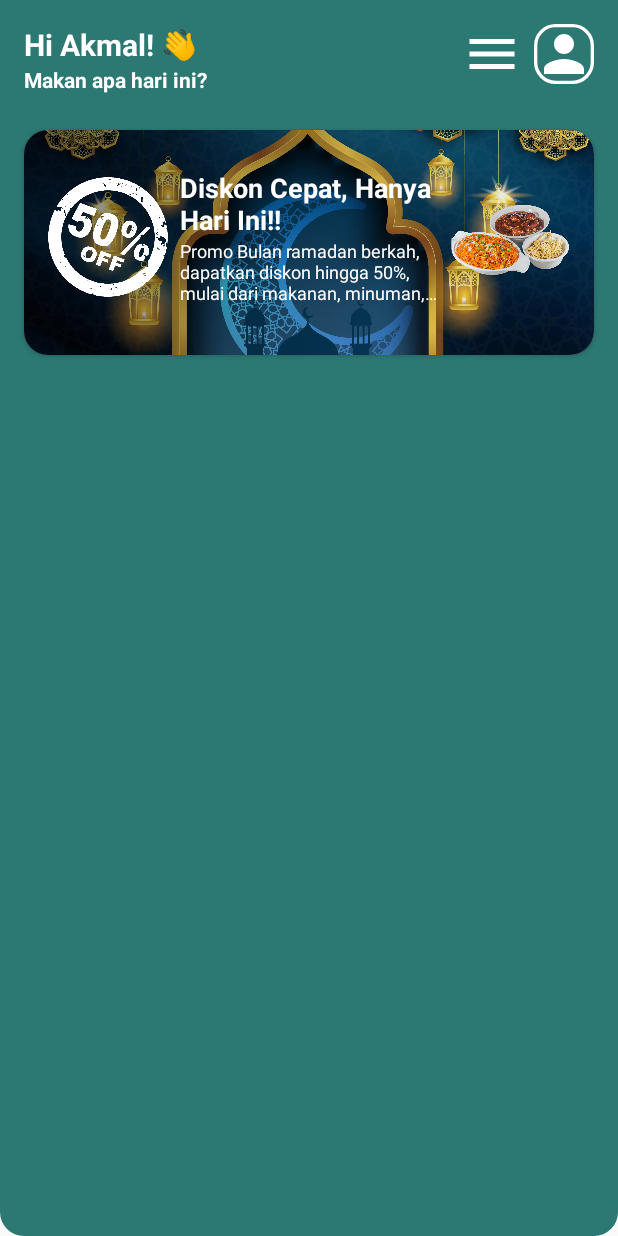
After one commit to akmalinnn/24001084-km6-akm-warungpenyet-ch3, an Android app: the layout layout_header.xml on its own in the app's theme, with its tools: preview values and no code run, on a phone screen of 412 x 824 dp. The commit adds this screen. Run offline under Robolectric (Android 15) with nearby library versions, the light colour scheme and no system bars.

Commit message:
[Task-1] Adding header and banner

```diff
--- /dev/null
+++ b/app/src/main/res/drawable/bg_black_gradient_banner.xml
@@ -0,0 +1,9 @@
+<?xml version="1.0" encoding="utf-8"?>
+    <shape xmlns:android="http://schemas.android.com/apk/res/android">
+        <gradient
+            android:startColor="#00000000"
+            android:endColor="#80000000"
+            android:angle="180"
+            android:dither="true"
+            />
+    </shape>
--- /dev/null
+++ b/app/src/main/res/drawable/bg_header.xml
@@ -0,0 +1,8 @@
+<?xml version="1.0" encoding="utf-8"?>
+<shape xmlns:android="http://schemas.android.com/apk/res/android">
+    <solid android:color="#2C7873"/>
+    <corners android:topLeftRadius="0dp"
+        android:topRightRadius="0dp"
+        android:bottomLeftRadius="16dp"
+        android:bottomRightRadius="16dp"/>
+</shape>
--- /dev/null
+++ b/app/src/main/res/drawable/ic_menu.xml
@@ -0,0 +1,5 @@
+<vector android:height="24dp" android:tint="#FFFFFF"
+    android:viewportHeight="24" android:viewportWidth="24"
+    android:width="24dp" xmlns:android="http://schemas.android.com/apk/res/android">
+    <path android:fillColor="@android:color/white" android:pathData="M3,18h18v-2L3,16v2zM3,13h18v-2L3,11v2zM3,6v2h18L21,6L3,6z"/>
+</vector>
--- /dev/null
+++ b/app/src/main/res/drawable/ic_profile.xml
@@ -0,0 +1,30 @@
+<layer-list xmlns:android="http://schemas.android.com/apk/res/android">
+    <!-- Border Shape -->
+    <item>
+        <shape android:shape="rectangle">
+            <solid android:color="@android:color/transparent" />
+            <corners android:radius="8dp" />
+            <stroke
+                android:width="1dp"
+                android:color="@android:color/white" />
+        </shape>
+    </item>
+
+    <item
+        android:width="24dp"
+        android:height="24dp"
+        android:viewportWidth="24"
+        android:viewportHeight="24">
+        <vector
+            android:width="24dp"
+            android:height="24dp"
+            android:viewportWidth="24"
+            android:viewportHeight="24"
+            android:tint="#FFFFFF"
+            xmlns:android="http://schemas.android.com/apk/res/android">
+            <path
+                android:fillColor="@android:color/white"
+                android:pathData="M12,12c2.21,0 4,-1.79 4,-4s-1.79,-4 -4,-4 -4,1.79 -4,4 1.79,4 4,4zM12,14c-2.67,0 -8,1.34 -8,4v2h16v-2c0,-2.66 -5.33,-4 -8,-4z"/>
+        </vector>
+    </item>
+</layer-list>
--- /dev/null
+++ b/app/src/main/res/font/lexend_font.xml
@@ -0,0 +1,13 @@
+<?xml version="1.0" encoding="utf-8"?>
+<font-family xmlns:android="http://schemas.android.com/apk/res/android"
+    xmlns:app="http://schemas.android.com/apk/res-auto">
+    <font
+        android:fontWeight="400"
+        app:font="@font/font_lexend_regular"
+        app:fontStyle="normal" />
+    <font
+        android:font="@font/font_lexend_bold"
+        android:fontWeight="700"
+        app:fontStyle="normal" />
+
+</font-family>
--- /dev/null
+++ b/app/src/main/res/layout/layout_banner.xml
@@ -0,0 +1,88 @@
+<androidx.cardview.widget.CardView xmlns:android="http://schemas.android.com/apk/res/android"
+    xmlns:app="http://schemas.android.com/apk/res-auto"
+    xmlns:tools="http://schemas.android.com/tools"
+    android:layout_width="match_parent"
+    android:layout_height="150dp"
+    android:layout_margin="4dp"
+    app:cardCornerRadius="16dp"
+    app:elevation="4dp">
+
+
+    <FrameLayout
+        android:layout_width="match_parent"
+        android:layout_height="match_parent">
+
+        <ImageView
+            android:layout_width="match_parent"
+            android:layout_height="match_parent"
+            android:scaleType="centerCrop"
+            android:src="@drawable/bg_banner" />
+
+        <View
+            android:layout_width="match_parent"
+            android:layout_height="match_parent"
+            android:background="@drawable/bg_black_gradient_banner" />
+
+        <androidx.constraintlayout.widget.ConstraintLayout
+            android:layout_width="match_parent"
+            android:layout_height="wrap_content"
+            android:layout_marginTop="10dp"
+            android:padding="16dp">
+
+            <ImageView
+                android:id="@+id/iv_food_banner"
+                android:layout_width="80dp"
+                android:layout_height="80dp"
+                android:foregroundGravity="center"
+                android:scaleType="fitCenter"
+                android:src="@drawable/ic_food_banner"
+                app:layout_constraintBottom_toBottomOf="parent"
+                app:layout_constraintEnd_toEndOf="parent" />
+
+            <ImageView
+                android:id="@+id/iv_icon_banner"
+                android:layout_width="80dp"
+                android:layout_height="80dp"
+                android:foregroundGravity="center"
+                android:scaleType="fitCenter"
+                android:src="@drawable/ic_discount_banner"
+                app:layout_constraintBottom_toBottomOf="parent"
+                app:layout_constraintStart_toStartOf="parent"
+                app:layout_constraintTop_toTopOf="parent"
+                app:tint="@android:color/white" />
+
+
+            <TextView
+                android:id="@+id/tv_title_banner"
+                android:layout_width="0dp"
+                android:layout_height="wrap_content"
+                android:layout_marginHorizontal="8dp"
+                android:ellipsize="end"
+                android:maxLines="2"
+                android:text="@string/title_desc"
+                android:textColor="@android:color/white"
+                android:textSize="18sp"
+                android:textStyle="bold"
+                app:layout_constraintEnd_toStartOf="@+id/iv_food_banner"
+                app:layout_constraintStart_toEndOf="@+id/iv_icon_banner"
+                app:layout_constraintTop_toTopOf="parent" />
+
+
+            <TextView
+                android:id="@+id/tv_desc_banner"
+                android:layout_width="0dp"
+                android:layout_height="wrap_content"
+                android:layout_marginHorizontal="8dp"
+                android:ellipsize="end"
+                android:maxLines="3"
+                android:text="@string/text_desc_banner"
+                android:textColor="@android:color/white"
+                android:textSize="12sp"
+                app:layout_constraintEnd_toStartOf="@+id/iv_food_banner"
+                app:layout_constraintStart_toEndOf="@+id/iv_icon_banner"
+                app:layout_constraintTop_toBottomOf="@+id/tv_title_banner" />
+
+
+        </androidx.constraintlayout.widget.ConstraintLayout>
+    </FrameLayout>
+</androidx.cardview.widget.CardView>
--- /dev/null
+++ b/app/src/main/res/layout/layout_header.xml
@@ -0,0 +1,77 @@
+<?xml version="1.0" encoding="utf-8"?>
+<androidx.constraintlayout.widget.ConstraintLayout xmlns:android="http://schemas.android.com/apk/res/android"
+    xmlns:app="http://schemas.android.com/apk/res-auto"
+    xmlns:tools="http://schemas.android.com/tools"
+    android:layout_width="match_parent"
+    android:layout_height="match_parent"
+    android:background="@drawable/bg_header">
+
+    <androidx.constraintlayout.widget.ConstraintLayout
+        android:id="@+id/layout_toolbar"
+        android:layout_width="match_parent"
+        android:layout_height="wrap_content"
+        android:padding="8dp"
+        app:layout_constraintTop_toTopOf="parent">
+
+        <TextView
+            android:id="@+id/tv_profile_name"
+            android:layout_width="0dp"
+            android:layout_height="wrap_content"
+            android:layout_margin="8dp"
+            android:ellipsize="end"
+            android:maxLines="1"
+            android:text="@string/text_name"
+            android:textColor="@color/white"
+            android:textSize="20sp"
+            android:textStyle="bold"
+            app:layout_constraintEnd_toStartOf="@+id/iv_app_menu"
+            app:layout_constraintStart_toStartOf="parent"
+            app:layout_constraintTop_toTopOf="parent" />
+
+        <TextView
+            android:id="@+id/tv_greetings"
+            android:layout_width="0dp"
+            android:layout_height="wrap_content"
+            android:layout_marginStart="8dp"
+            android:ellipsize="end"
+            android:text="@string/text_greetings"
+            android:textColor="@color/white"
+            android:textSize="14sp"
+            android:textStyle="bold"
+            app:layout_constraintEnd_toStartOf="@+id/iv_app_menu"
+            app:layout_constraintStart_toStartOf="parent"
+            app:layout_constraintTop_toBottomOf="@+id/tv_profile_name" />
+
+        <ImageView
+            android:id="@+id/iv_app_menu"
+            android:layout_width="40dp"
+            android:layout_height="40dp"
+            android:layout_margin="8dp"
+            android:src="@drawable/ic_menu"
+            app:layout_constraintEnd_toStartOf="@+id/iv_profile_menu"
+            app:layout_constraintTop_toTopOf="parent" />
+
+
+        <ImageView
+            android:id="@+id/iv_profile_menu"
+            android:layout_width="40dp"
+            android:layout_height="40dp"
+            android:layout_margin="8dp"
+            android:src="@drawable/ic_profile"
+            app:layout_constraintEnd_toEndOf="parent"
+            app:layout_constraintTop_toTopOf="parent" />
+
+    </androidx.constraintlayout.widget.ConstraintLayout>
+
+    <include
+        android:id="@+id/layout_banner"
+        layout="@layout/layout_banner"
+        android:layout_width="match_parent"
+        android:layout_height="150dp"
+        android:layout_marginHorizontal="16dp"
+        android:layout_marginTop="16dp"
+        app:layout_constraintEnd_toEndOf="parent"
+        app:layout_constraintStart_toStartOf="parent"
+        app:layout_constraintTop_toBottomOf="@id/layout_toolbar" />
+
+</androidx.constraintlayout.widget.ConstraintLayout>
--- a/app/src/main/res/values/colors.xml
+++ b/app/src/main/res/values/colors.xml
@@ -2,4 +2,24 @@
 <resources>
     <color name="black">#FF000000</color>
     <color name="white">#FFFFFFFF</color>
+
+    <color name="app_color_primary">#2C7873</color>
+    <color name="app_color_on_primary">#E4E7EB</color>
+    <color name="app_color_primary_container">#FF9CBD</color>
+    <color name="app_color_on_primary_container">#36404B</color>
+
+    <color name="app_color_secondary">#A7FFEB</color>
+    <color name="app_color_on_secondary">#FFFFFF</color>
+    <color name="app_color_secondary_container">#FFFFFF</color>
+    <color name="app_color_on_secondary_container">#1B2025</color>
+
+    <color name="app_color_tertiary">#1B2025</color>
+    <color name="app_color_on_tertiary">#FFFFFF</color>
+    <color name="app_color_tertiary_container">#1B2025</color>
+    <color name="app_color_on_tertiary_container">#FFFFFF</color>
+
+    <color name="app_color_error">#EA001F</color>
+    <color name="app_color_on_error">#FFFFFF</color>
+    <color name="app_color_error_container">#FFE1E5</color>
+    <color name="app_color_on_error_container">#BD1329</color>
 </resources>
--- a/app/src/main/res/values/strings.xml
+++ b/app/src/main/res/values/strings.xml
@@ -1,3 +1,7 @@
 <resources>
     <string name="app_name">24001084-km6-akm-warungpenyet-ch2</string>
+    <string name="text_name">Hi Akmal! 👋</string>
+    <string name="text_greetings">Makan apa hari ini?</string>
+    <string name="text_desc_banner">Promo Bulan ramadan berkah, dapatkan diskon hingga 50%, mulai dari makanan, minuman, dan jajanan! </string>
+    <string name="title_desc">Diskon Cepat, Hanya Hari Ini!! </string>
 </resources>
--- a/app/src/main/res/values/themes.xml
+++ b/app/src/main/res/values/themes.xml
@@ -1,9 +1,29 @@
 <resources xmlns:tools="http://schemas.android.com/tools">
     <!-- Base application theme. -->
     <style name="Base.Theme._24001084km6akmwarungpenyetch2" parent="Theme.Material3.DayNight.NoActionBar">
+        <item name="fontFamily">@font/lexend_font</item>
         <!-- Customize your light theme here. -->
         <!-- <item name="colorPrimary">@color/my_light_primary</item> -->
+        <item name="colorPrimary">@color/app_color_primary</item>
+        <item name="colorOnPrimary">@color/app_color_on_primary</item>
+        <item name="colorPrimaryContainer">@color/app_color_primary_container</item>
+        <item name="colorOnPrimaryContainer">@color/app_color_on_primary_container</item>
+
+        <item name="colorSecondary">@color/app_color_secondary</item>
+        <item name="colorOnSecondary">@color/app_color_on_secondary</item>
+        <item name="colorSecondaryContainer">@color/app_color_secondary_container</item>
+        <item name="colorOnSecondaryContainer">@color/app_color_on_secondary_container</item>
+
+        <item name="colorTertiary">@color/app_color_tertiary</item>
+        <item name="colorOnTertiary">@color/app_color_on_tertiary</item>
+        <item name="colorTertiaryContainer">@color/app_color_tertiary_container</item>
+        <item name="colorOnTertiaryContainer">@color/app_color_on_tertiary_container</item>
+
+        <item name="colorError">@color/app_color_error</item>
+        <item name="colorOnError">@color/app_color_on_error</item>
+        <item name="colorErrorContainer">@color/app_color_error_container</item>
+        <item name="colorOnErrorContainer">@color/app_color_on_error_container</item>
     </style>
 
-    <style name="Theme._24001084km6akmwarungpenyetch2" parent="Base.Theme._24001084km6akmwarungpenyetch2" />
+    <style name="Theme._24001084km6akmwarungpenyetanch2" parent="Base.Theme._24001084km6akmwarungpenyetanch2" />
 </resources>
```
Also changed, not shown: app/src/main/res/drawable/bg_banner.jpg (added), app/src/main/res/drawable/ic_discount_banner.jpg (added), app/src/main/res/drawable/ic_food_banner.png (added), app/src/main/res/drawable/img_avatar.png (added), app/src/main/res/font/font_lexend_bold.ttf (added), app/src/main/res/font/font_lexend_regular.ttf (added).
